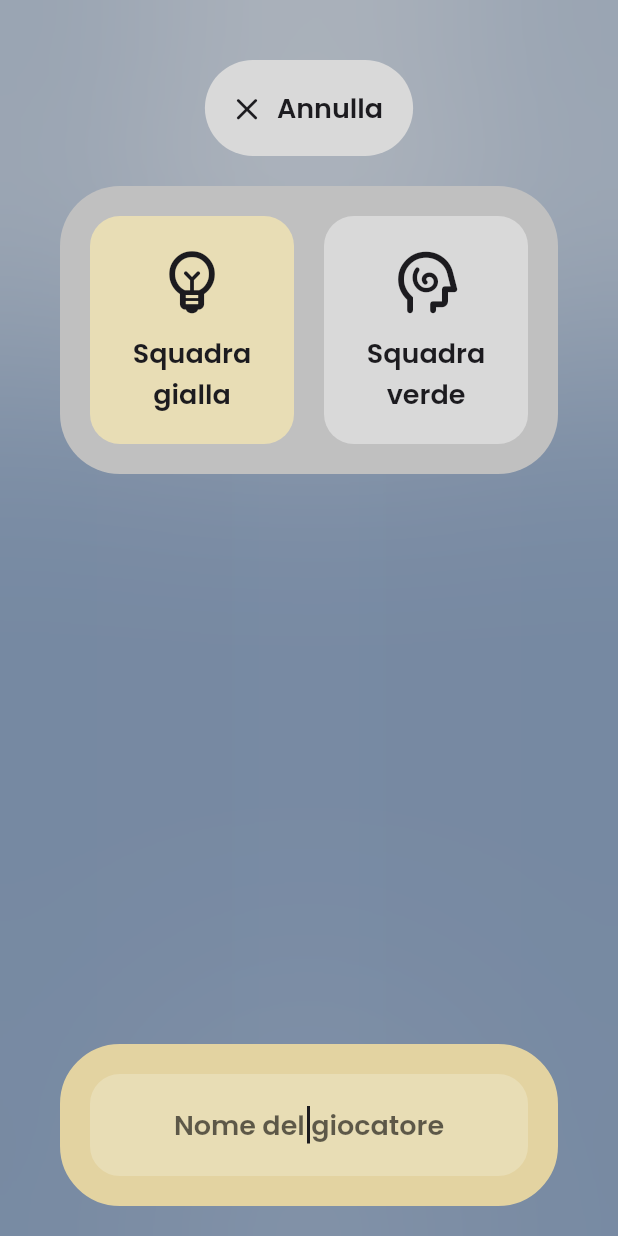
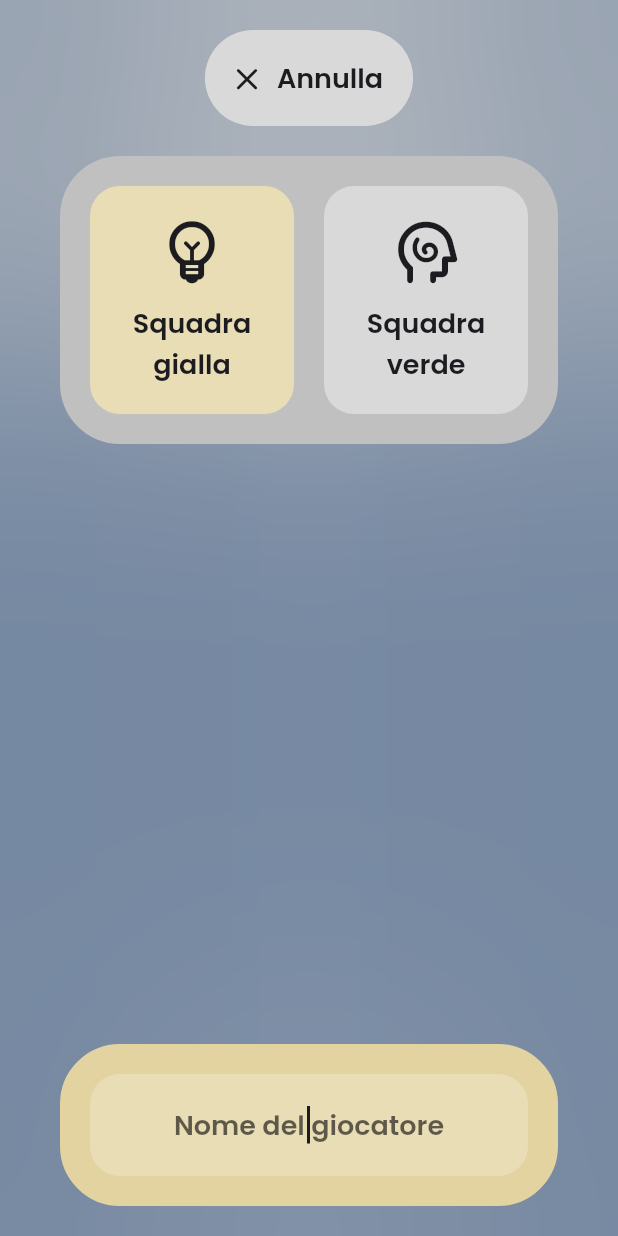
Before and after one commit to paologiua/complicity_game, a Flutter app: the TeamSelectorScreen screen opened by its route, after a tap on an icon or button, on a phone screen of 412 x 824 dp. Run offline on Flutter 3.47's test engine with Material 2 defaults, Android fonts, the phone set to English and light mode, and no system bars; our stand-ins replace flutter_keyboard_visibility, flutter_svg; generated files the repository leaves out were written again; project files that could hold a hidden picture were left out.

Commit message:
Code refactoring

```diff
--- a/lib/widgets/player_editor_foreground.dart
+++ b/lib/widgets/player_editor_foreground.dart
@@ -73,9 +73,7 @@ class _PlayerEditorForegroundState extends State<PlayerEditorForeground> {
         Expanded(
           child: Column(
             children: [
-              Padding(
-                padding: const EdgeInsets.all(ThemeConstants.defaultPadding),
-                child: CustomFloatingButton(
+              CustomFloatingButton(
                 onPressed: _player.key != null
                     ? () => (widget.onRemove ?? () {})(_player)
                     : widget.onCancel,
@@ -83,7 +81,7 @@ class _PlayerEditorForegroundState extends State<PlayerEditorForeground> {
                 text: _player.key != null ? "Elimina" : "Annulla",
                 size: 64.0,
               ),
-              ),
+              const SizedBox(height: ThemeConstants.defaultPadding),
               TeamSwitch(
                 initialValue: _player.team,
                 onChange: (Team team) => setState(() {
```
Lines whose indentation alone changed are shown as unchanged.
